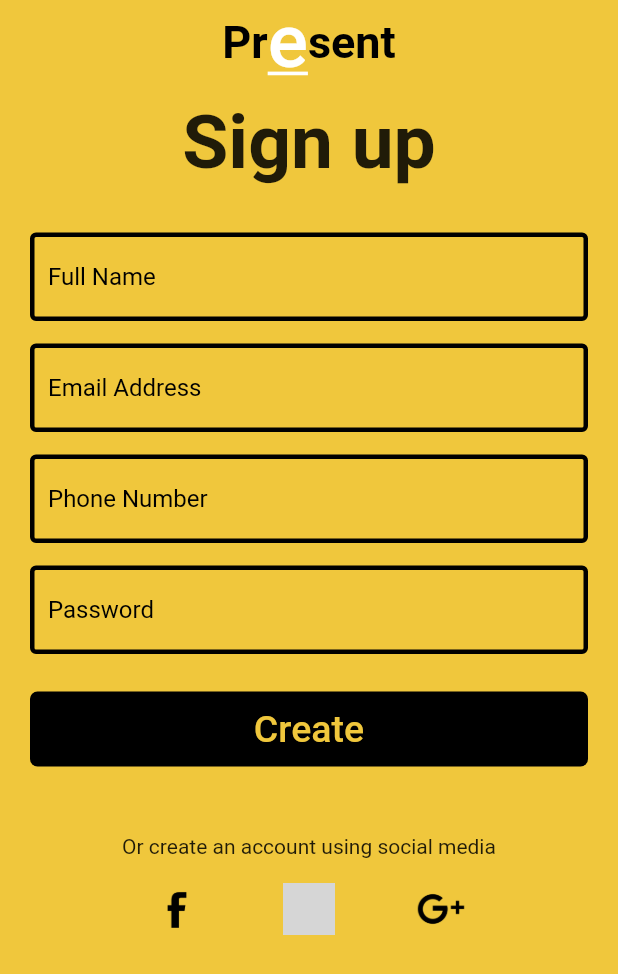
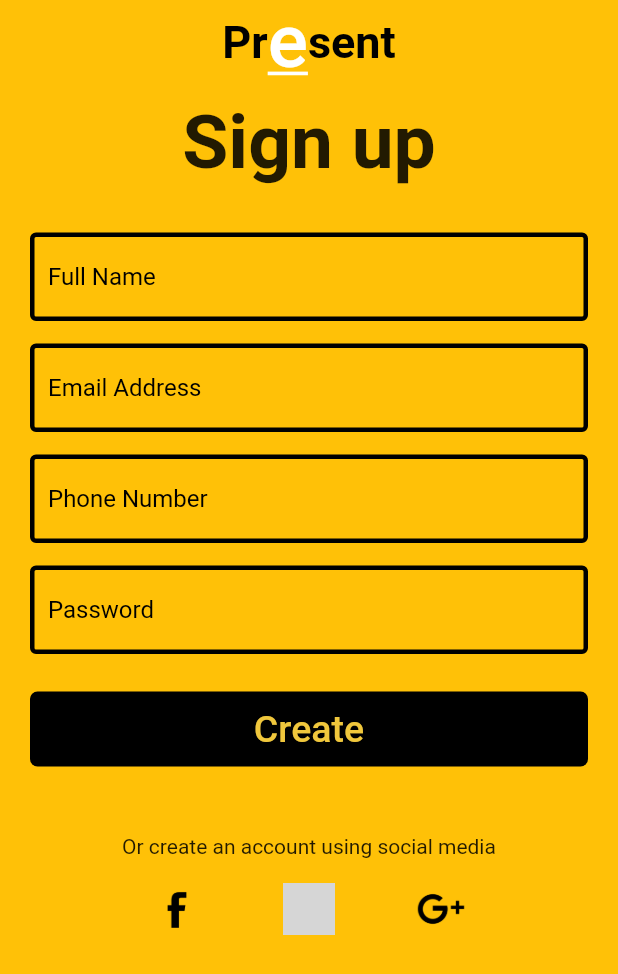
Before and after one commit to Abdelrahman1810/Home-page-design, a Flutter app: the screen it shows after launch, after a tap on "Sign up", on a phone screen of 412 x 824 dp. Shown: the top 974 px of the screen. Run offline on Flutter 3.47's test engine with Material 2 defaults, Android fonts, the phone set to English and light mode, and no system bars; grey boxes are pictures that could not be loaded.

Commit message:
Change Color

```diff
--- a/lib/Screens/Home.dart
+++ b/lib/Screens/Home.dart
@@ -8,7 +8,7 @@
   @override
   Widget build(BuildContext context) {
     return Scaffold(
-      backgroundColor: const Color.fromARGB(255, 240, 199, 60),
+      backgroundColor: Colors.amber,
       body: SingleChildScrollView(
         child: Padding(
           padding: const EdgeInsets.only(top: 10.0, left: 20, right: 20),
--- a/lib/Screens/Signup.dart
+++ b/lib/Screens/Signup.dart
@@ -11,7 +11,7 @@
   @override
   Widget build(BuildContext context) {
     return Scaffold(
-      backgroundColor: const Color.fromARGB(255, 240, 199, 60),
+      backgroundColor: Colors.amber,
       appBar: AppBar(
         title: Row(
           mainAxisAlignment: MainAxisAlignment.center,
@@ -45,7 +45,7 @@
         centerTitle: true,
         automaticallyImplyLeading: false,
         elevation: 0,
-        backgroundColor: const Color.fromARGB(255, 240, 199, 60),
+        backgroundColor: Colors.amber,
       ),
       body: SingleChildScrollView(
         padding: const EdgeInsets.only(
@@ -192,12 +192,12 @@
                     children: [
                       MaterialButton(
                         elevation: 0,
-                        highlightColor: const Color.fromARGB(255, 240, 199, 60),
-                        hoverColor: const Color.fromARGB(255, 240, 199, 60),
+                        highlightColor: Colors.amber,
+                        hoverColor: Colors.amber,
                         shape: RoundedRectangleBorder(
                           borderRadius: BorderRadius.circular(30),
                         ),
-                        color: const Color.fromARGB(255, 240, 199, 60),
+                        color: Colors.amber,
                         onPressed: () {},
                         child: const Image(
                             image: AssetImage('assets/facebook.jpg'),
@@ -205,12 +205,12 @@
                       ),
                       MaterialButton(
                         elevation: 0,
-                        highlightColor: const Color.fromARGB(255, 240, 199, 60),
-                        hoverColor: const Color.fromARGB(255, 240, 199, 60),
+                        highlightColor: Colors.amber,
+                        hoverColor: Colors.amber,
                         shape: RoundedRectangleBorder(
                           borderRadius: BorderRadius.circular(30),
                         ),
-                        color: const Color.fromARGB(255, 240, 199, 60),
+                        color: Colors.amber,
                         onPressed: () {},
                         child: const Image(
                             image: AssetImage('assets/Instagram.png'),
@@ -218,12 +218,12 @@
                       ),
                       MaterialButton(
                         elevation: 0,
-                        highlightColor: const Color.fromARGB(255, 240, 199, 60),
-                        hoverColor: const Color.fromARGB(255, 240, 199, 60),
+                        highlightColor: Colors.amber,
+                        hoverColor: Colors.amber,
                         shape: RoundedRectangleBorder(
                           borderRadius: BorderRadius.circular(30),
                         ),
-                        color: const Color.fromARGB(255, 240, 199, 60),
+                        color: Colors.amber,
                         onPressed: () {},
                         child: const Image(
                             image: AssetImage('assets/Google.png'), width: 35),
```
Also changed, not shown: lib/Screens/Login.dart (+11 -11 lines).
